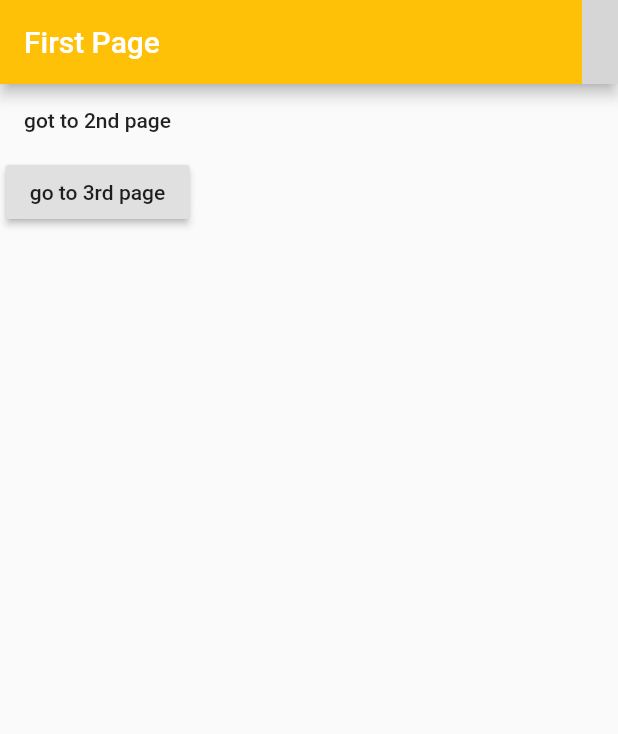
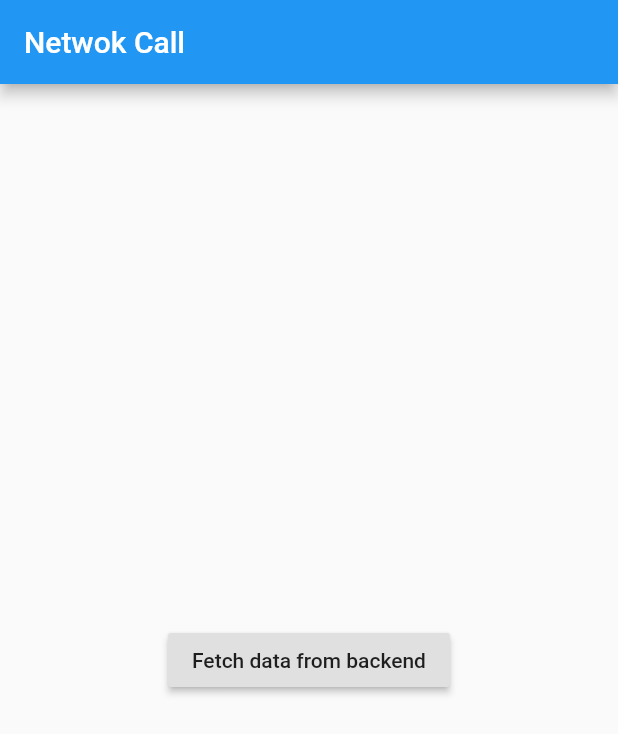
Before and after one commit to imksav/gca_flutter_training, a Flutter app: the screen it shows after launch, on a phone screen of 412 x 824 dp. Shown: the top 734 px of the screen. Run offline on Flutter 3.47's test engine with Material 2 defaults, Android fonts, the phone set to English and light mode, and no system bars; grey boxes are pictures that could not be loaded.

Commit message:
json data fetch and get

```diff
--- a/day1/lib/main.dart
+++ b/day1/lib/main.dart
@@ -1,4 +1,5 @@
 import 'package:day1/screens/firstpage.dart';
+import 'package:day1/screens/networkcalled.dart';
 import 'package:day1/screens/secondpage.dart';
 import 'package:day1/screens/thirdpage.dart';
 import 'package:flutter/material.dart';
@@ -17,7 +18,7 @@ class MyApp extends StatelessWidget {
         "/thirdPage": (context) => ThirdPage(),
       },
       debugShowCheckedModeBanner: false,
-      home: FirstPage(),
+      home: NetworkCall(),
     );
   }
 }
--- /dev/null
+++ b/day1/lib/screens/networkcalled.dart
@@ -0,0 +1,42 @@
+import 'package:flutter/material.dart';
+import 'package:http/http.dart';
+
+class NetworkCall extends StatefulWidget {
+  @override
+  _NetworkCallState createState() => _NetworkCallState();
+}
+
+class _NetworkCallState extends State<NetworkCall> {
+  @override
+  Widget build(BuildContext context) {
+    return Scaffold(
+      appBar: AppBar(
+        title: Text("Netwok Call"),
+      ),
+      body: Center(
+        child: Column(
+          mainAxisSize: MainAxisSize.min,
+          children: [
+            _buttonToFetch(),
+          ],
+        ),
+      ),
+    );
+  }
+
+  Widget _buttonToFetch() {
+    return RaisedButton(
+      onPressed: () {
+        _fetchFromBackend();
+      },
+      child: Text("Fetch data from backend"),
+    );
+  }
+
+  void _fetchFromBackend() async {
+    String url = "https://jsonplaceholder.typicode.com/posts";
+    Response res = await get(url);
+    res.body;
+    print(res.body);
+  }
+}
--- a/day1/pubspec.yaml
+++ b/day1/pubspec.yaml
@@ -21,6 +21,7 @@ environment:
   sdk: ">=2.7.0 <3.0.0"
 
 dependencies:
+  http: ^0.12.2
   flutter:
     sdk: flutter
 
```
Also changed, not shown: day1/pubspec.lock.
